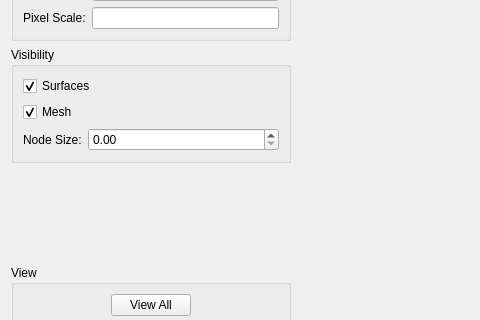
Old version of the form mapclientplugins/recordlocationonmeshstep/qt/meshlocationwidget.ui in the repository mapclient-plugins/mapclientplugins.recordlocationonmeshstep; both pictures show x 0 to 480 and y 357 to 677 of the 884 by 765 pixel window.
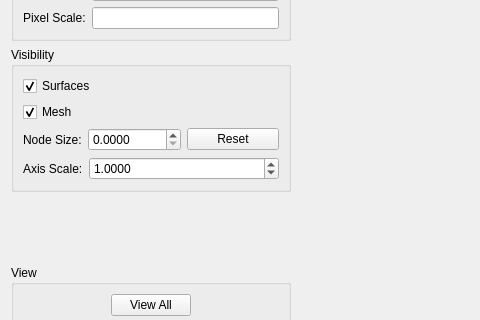
New version of the form. Custom widgets are drawn as their Qt base class.

Commit message: Add reset and scale axis ui.

What changed in the file:
```diff
--- a/mapclientplugins/recordlocationonmeshstep/qt/meshlocationwidget.ui
+++ b/mapclientplugins/recordlocationonmeshstep/qt/meshlocationwidget.ui
@@ -143,6 +143,25 @@
         </item>
         <item>
          <layout class="QGridLayout" name="gridLayout">
+          <item row="0" column="1">
+           <widget class="QDoubleSpinBox" name="spinBoxNodeSize">
+            <property name="sizePolicy">
+             <sizepolicy hsizetype="Minimum" vsizetype="Fixed">
+              <horstretch>0</horstretch>
+              <verstretch>0</verstretch>
+             </sizepolicy>
+            </property>
+            <property name="decimals">
+             <number>4</number>
+            </property>
+            <property name="maximum">
+             <double>99999.990000000005239</double>
+            </property>
+            <property name="singleStep">
+             <double>0.100000000000000</double>
+            </property>
+           </widget>
+          </item>
           <item row="0" column="0">
            <widget class="QLabel" name="labelNodeSize">
             <property name="sizePolicy">
@@ -156,17 +175,53 @@
             </property>
            </widget>
           </item>
-          <item row="0" column="1">
-           <widget class="QDoubleSpinBox" name="spinBoxNodeSize">
+          <item row="0" column="2">
+           <widget class="QPushButton" name="pushButtonResetNodeSize">
+            <property name="toolTip">
+             <string>Reset node size to appropriate size for current mesh.</string>
+            </property>
+            <property name="text">
+             <string>Reset</string>
+            </property>
+           </widget>
+          </item>
+         </layout>
+        </item>
+        <item>
+         <layout class="QHBoxLayout" name="horizontalLayout_4">
+          <item>
+           <widget class="QLabel" name="labelAxisScale">
+            <property name="sizePolicy">
+             <sizepolicy hsizetype="Maximum" vsizetype="Preferred">
+              <horstretch>0</horstretch>
+              <verstretch>0</verstretch>
+             </sizepolicy>
+            </property>
+            <property name="text">
+             <string>Axis Scale:</string>
+            </property>
+           </widget>
+          </item>
+          <item>
+           <widget class="QDoubleSpinBox" name="spinBoxAxisScale">
             <property name="sizePolicy">
              <sizepolicy hsizetype="Minimum" vsizetype="Fixed">
               <horstretch>0</horstretch>
               <verstretch>0</verstretch>
              </sizepolicy>
             </property>
+            <property name="decimals">
+             <number>4</number>
+            </property>
+            <property name="maximum">
+             <double>99999.990000000005239</double>
+            </property>
             <property name="singleStep">
              <double>0.100000000000000</double>
             </property>
+            <property name="value">
+             <double>1.000000000000000</double>
+            </property>
            </widget>
           </item>
          </layout>
```
Left out of the diff: 14 changed lines with no effect on the pictures. The commit also changes 1 other file.
